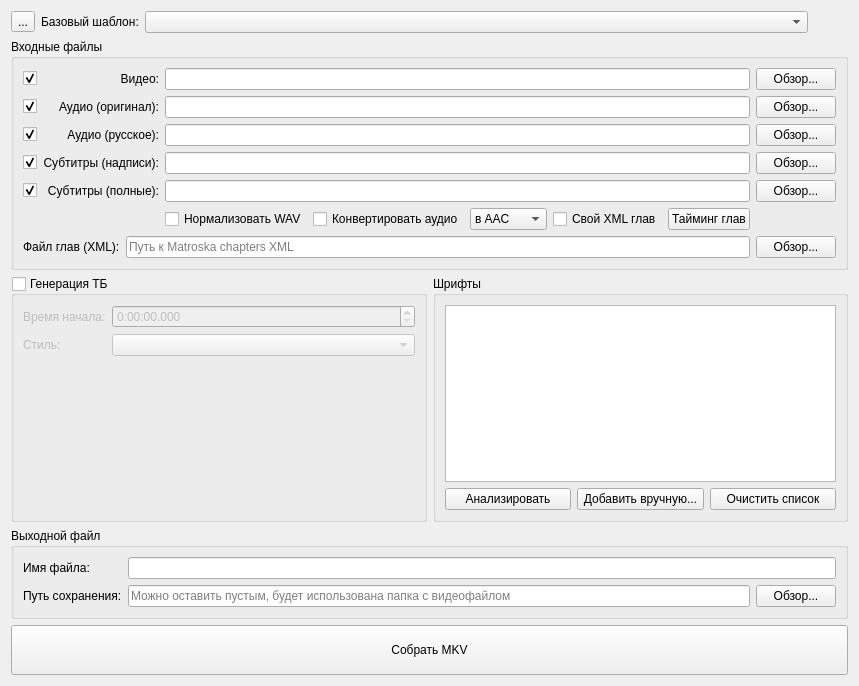
First picture: the form in ui/manualassemblywidget.ui, repository IceHoles/DubbingTool, before the edit.
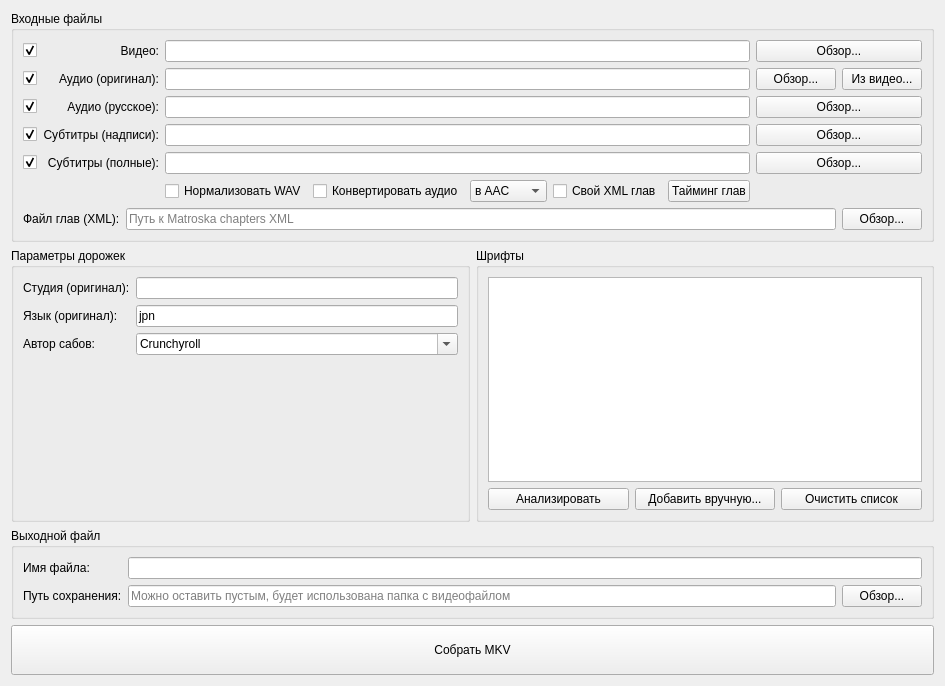
Second picture: the form after the edit.

```diff
--- a/ui/manualassemblywidget.ui
+++ b/ui/manualassemblywidget.ui
@@ -14,59 +14,6 @@
    <string>Form</string>
   </property>
   <layout class="QVBoxLayout" name="verticalLayout_3">
-   <item>
-    <layout class="QHBoxLayout" name="horizontalLayout_2">
-     <item>
-      <widget class="QToolButton" name="modeSwitchButton">
-       <property name="toolTip">
-        <string>Режим сборщика: без шаблона / по шаблону.</string>
-       </property>
-       <property name="text">
-        <string>...</string>
-       </property>
-       <property name="checkable">
-        <bool>true</bool>
-       </property>
-       <property name="toolButtonStyle">
-        <enum>Qt::ToolButtonStyle::ToolButtonTextBesideIcon</enum>
-       </property>
-      </widget>
-     </item>
-     <item>
-      <widget class="QLabel" name="templateLabel">
-       <property name="text">
-        <string>Базовый шаблон:</string>
-       </property>
-      </widget>
-     </item>
-     <item>
-      <widget class="QComboBox" name="templateComboBox">
-       <property name="toolTip">
-        <string>Шаблон с параметрами дорожек, ТБ и рендера (в режиме «по шаблону»).</string>
-       </property>
-       <property name="sizePolicy">
-        <sizepolicy hsizetype="Expanding" vsizetype="Fixed">
-         <horstretch>1</horstretch>
-         <verstretch>0</verstretch>
-        </sizepolicy>
-       </property>
-      </widget>
-     </item>
-     <item>
-      <spacer name="modeSwitchSpacer">
-       <property name="orientation">
-        <enum>Qt::Orientation::Horizontal</enum>
-       </property>
-       <property name="sizeHint" stdset="0">
-        <size>
-         <width>40</width>
-         <height>20</height>
-        </size>
-       </property>
-      </spacer>
-     </item>
-    </layout>
-   </item>
    <item>
     <widget class="QGroupBox" name="inputFilesGroupBox">
      <property name="title">
@@ -144,6 +91,8 @@
        </widget>
       </item>
       <item row="1" column="3">
+       <layout class="QHBoxLayout" name="horizontalLayout_originalAudioButtons">
+        <item>
        <widget class="QPushButton" name="browseOriginalAudio">
         <property name="toolTip">
          <string>Выбрать файл оригинального аудио.</string>
@@ -152,6 +101,18 @@
          <string>Обзор...</string>
         </property>
        </widget>
+        </item>
+        <item>
+         <widget class="QPushButton" name="selectAudioFromVideoButton">
+          <property name="toolTip">
+           <string>Выбрать дорожку оригинального аудио из видеофайла.</string>
+          </property>
+          <property name="text">
+           <string>Из видео...</string>
+          </property>
+         </widget>
+        </item>
+       </layout>
       </item>
       <item row="2" column="0">
        <widget class="QCheckBox" name="includeRussianAudioCheckBox">
@@ -398,93 +359,6 @@
    <item>
     <layout class="QHBoxLayout" name="horizontalLayout_3">
      <item>
-      <widget class="QStackedWidget" name="pagesWidget">
-       <property name="currentIndex">
-        <number>0</number>
-       </property>
-       <widget class="QWidget" name="pageTemplate">
-        <layout class="QVBoxLayout" name="verticalLayout_4">
-         <property name="leftMargin">
-          <number>0</number>
-         </property>
-         <property name="topMargin">
-          <number>0</number>
-         </property>
-         <property name="rightMargin">
-          <number>0</number>
-         </property>
-         <property name="bottomMargin">
-          <number>0</number>
-         </property>
-         <item>
-          <widget class="QGroupBox" name="tbGroupBox">
-           <property name="title">
-            <string>Генерация ТБ</string>
-           </property>
-           <property name="checkable">
-            <bool>true</bool>
-           </property>
-           <property name="checked">
-            <bool>false</bool>
-           </property>
-           <layout class="QFormLayout" name="formLayout_2">
-            <item row="0" column="0">
-             <widget class="QLabel" name="label_8">
-              <property name="text">
-               <string>Время начала:</string>
-              </property>
-             </widget>
-            </item>
-            <item row="0" column="1">
-             <widget class="QTimeEdit" name="tbStartTimeEdit">
-              <property name="displayFormat">
-               <string>H:mm:ss.zzz</string>
-              </property>
-             </widget>
-            </item>
-            <item row="1" column="0">
-             <widget class="QLabel" name="label_9">
-              <property name="text">
-               <string>Стиль:</string>
-              </property>
-             </widget>
-            </item>
-            <item row="1" column="1">
-             <widget class="QComboBox" name="tbStyleComboBox"/>
-            </item>
-            <item row="2" column="1">
-             <spacer name="verticalSpacer">
-              <property name="orientation">
-               <enum>Qt::Orientation::Vertical</enum>
-              </property>
-              <property name="sizeHint" stdset="0">
-               <size>
-                <width>20</width>
-                <height>40</height>
-               </size>
-              </property>
-             </spacer>
-            </item>
-           </layout>
-          </widget>
-         </item>
-        </layout>
-       </widget>
-       <widget class="QWidget" name="pageManual">
-        <layout class="QVBoxLayout" name="verticalLayout">
-         <property name="leftMargin">
-          <number>0</number>
-         </property>
-         <property name="topMargin">
-          <number>0</number>
-         </property>
-         <property name="rightMargin">
-          <number>0</number>
-         </property>
-         <property name="bottomMargin">
-          <number>0</number>
-         </property>
-         <item>
           <widget class="QGroupBox" name="manualSettingsGroupBox">
            <property name="title">
             <string>Параметры дорожек</string>
@@ -522,7 +396,26 @@
              </widget>
             </item>
             <item row="2" column="1">
-             <widget class="QLineEdit" name="subAuthorEdit"/>
+         <widget class="QComboBox" name="subAuthorComboBox">
+          <property name="editable">
+           <bool>true</bool>
+          </property>
+          <item>
+           <property name="text">
+            <string>Crunchyroll</string>
+           </property>
+          </item>
+          <item>
+           <property name="text">
+            <string>Netflix</string>
+           </property>
+          </item>
+          <item>
+           <property name="text">
+            <string>Дубляжная</string>
+           </property>
+          </item>
+         </widget>
             </item>
             <item row="3" column="1">
              <spacer name="verticalSpacer_2">
@@ -538,10 +431,6 @@
              </spacer>
             </item>
            </layout>
-          </widget>
-         </item>
-        </layout>
-       </widget>
       </widget>
      </item>
      <item>
```
Left out of the diff: 2 changed lines with no effect on the pictures. Lines whose indentation alone changed are shown as unchanged.
